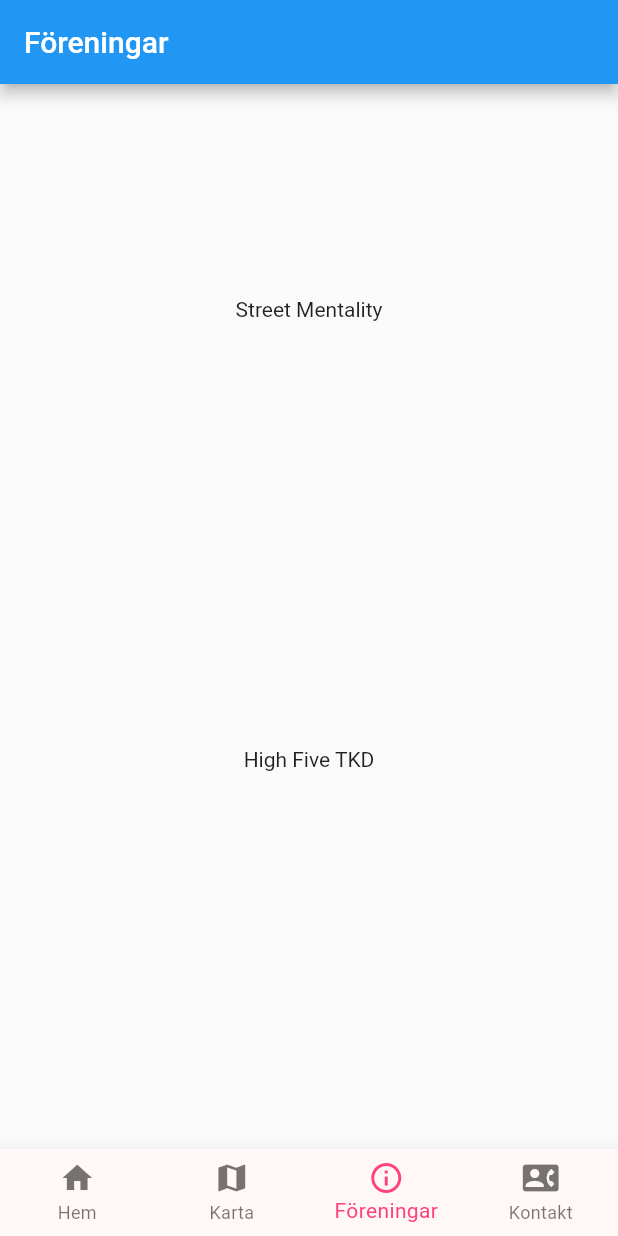
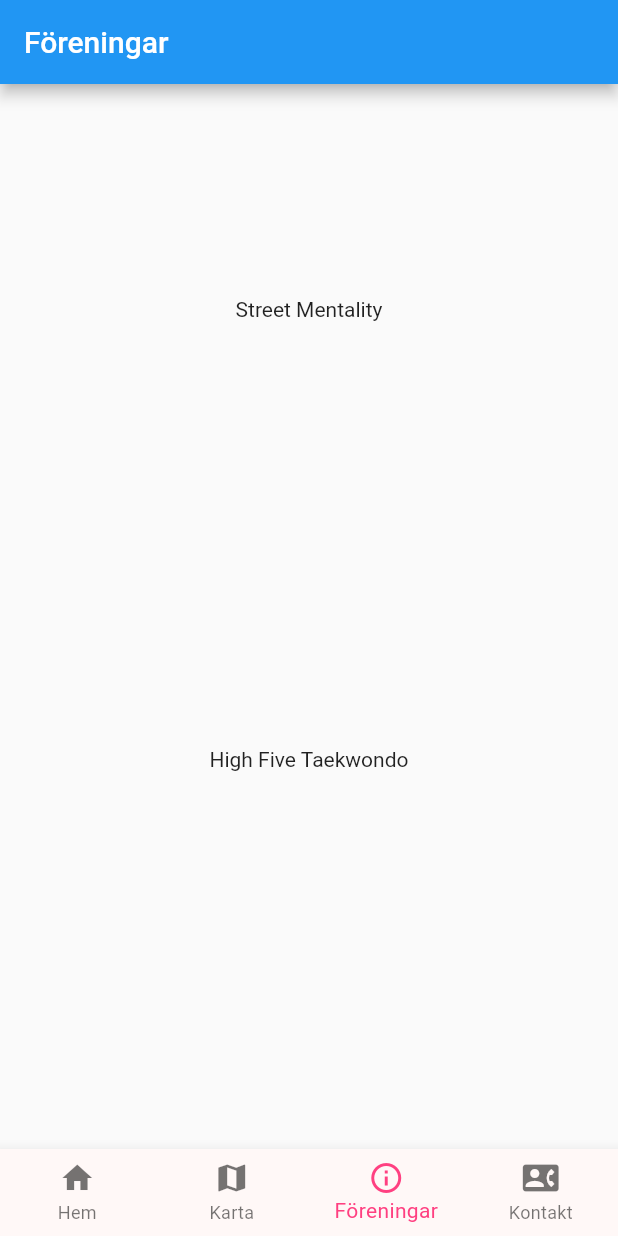
Before and after one commit to jeppeerixon/flutter-milot, a Flutter app: the screen it shows after launch, item 3 of the bottom bar chosen, on a phone screen of 412 x 824 dp. Run offline on Flutter 3.47's test engine with Material 2 defaults, Android fonts, the phone set to English and light mode, and no system bars.

Commit message:
updated listview cards

```diff
--- a/lib/pages/info.dart
+++ b/lib/pages/info.dart
@@ -1,16 +1,27 @@
 import 'package:flutter/material.dart';
 
 class CardContainer extends StatelessWidget {
-  final String child;
+  final String clubImage;
+  final String clubName;
+  final String clubCategory;
+  final String clubRoom;
+  final String clubUrl;
 
-  CardContainer({required this.child});
+  const CardContainer({
+    super.key,
+    required this.clubImage,
+    required this.clubName,
+    required this.clubCategory,
+    required this.clubRoom,
+    required this.clubUrl
+});
 
   @override
   Widget build(BuildContext context) {
     return Container(
       height: 300,
       child: Center(
-        child: Text(child)
+        child: Text(clubName)
         ),
     );
   }
--- a/lib/pages/orgs.dart
+++ b/lib/pages/orgs.dart
@@ -4,7 +4,12 @@ import 'package:flutter_app_1/pages/info.dart';
 class OrgScreen extends StatelessWidget {
   OrgScreen({ Key? key }) :super(key: key);
 
-  final List _clubs = ['Street Mentality', 'High Five TKD', 'Team Libaax', 'Forca Fighting'];
+  final List _clubs = [
+    // clubImage, clubName, clubCategory, clubRoom, clubUrl
+    ['lib/images/streetcard.jpg','Street Mentality', 'Akrobatik', 'Parkourhallen', 'www.streetmentality.se'],
+    ['lib/images/h5card.jpg','High Five Taekwondo', 'Kampsport', 'Röda', 'https://www.highfivetkd.se'],
+    ['lib/images/libaaxcard.jpg','Team Libaax', 'Träning', 'Blåsvarta', 'https://www.instagram.com/teamlibaax/'],
+    ];
 
   @override
   Widget build(BuildContext context) {
@@ -16,8 +21,14 @@ class OrgScreen extends StatelessWidget {
       body: ListView.builder(
         itemCount: _clubs.length,
         itemBuilder: (context, index) {
-          return CardContainer(child: _clubs[index],);
-        } )
+          return CardContainer(
+            clubImage: _clubs[index][0],
+            clubName: _clubs[index][1],
+            clubCategory: _clubs[index][2],
+            clubRoom: _clubs[index][3],
+            clubUrl: _clubs[index][4],
+          );
+        })
       ),
     );
   }
```
